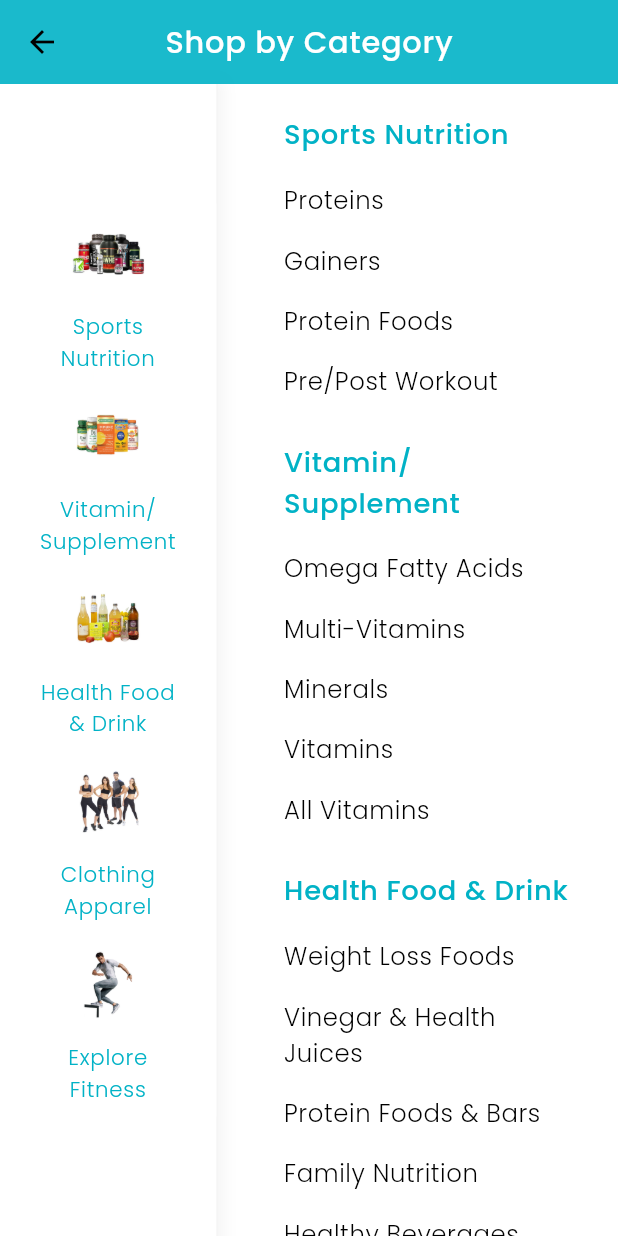
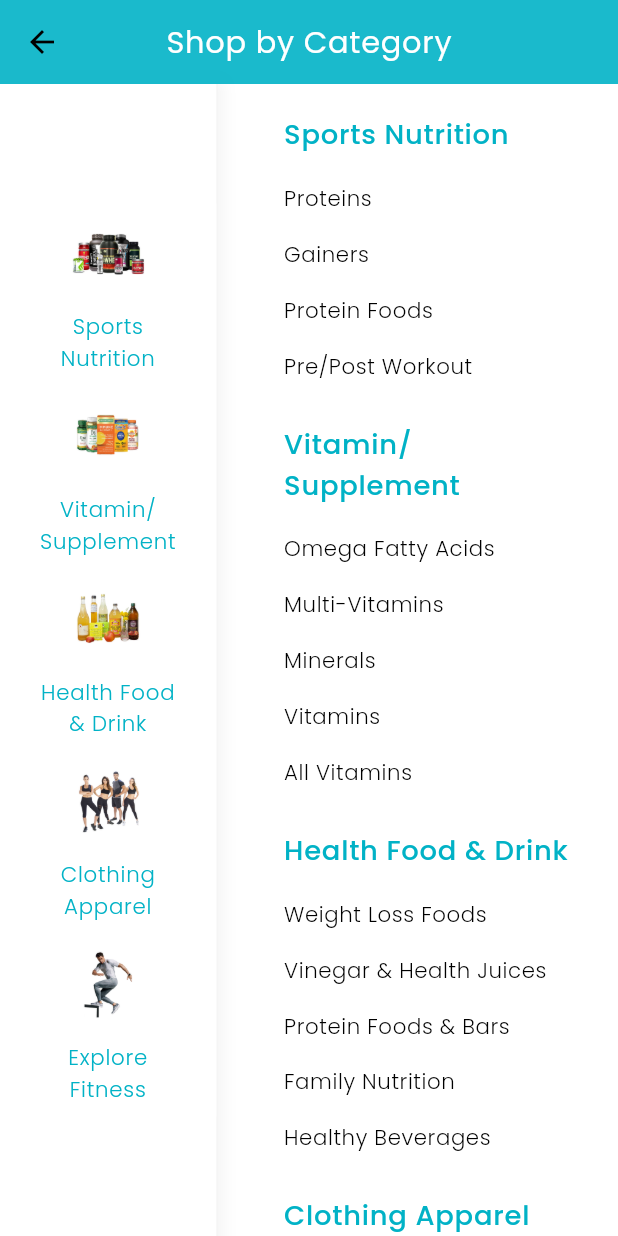
Before and after one commit to kejunglama/HF---IOS-Stable, a Flutter app: the CategoryScreen screen opened directly, on a phone screen of 412 x 824 dp. Run offline on Flutter 3.47's test engine with Material 2 defaults, Android fonts, the phone set to English and light mode, and no system bars; our stand-ins replace animated_splash_screen, carousel_slider, cloud_firestore, firebase_auth, firebase_core, firebase_messaging and 13 more; missing offline and left inert: enum_to_string, future_progress_dialog, new_version; accounts and stored records are empty; statements that could not run were skipped.

Commit message:
Size Responsive Done

```diff
--- a/Healthfix_App/lib/components/product_card.dart
+++ b/Healthfix_App/lib/components/product_card.dart
@@ -99,7 +99,7 @@ class ProductCard extends StatelessWidget {
                     Text(
                       "Starting From",
                       style: cusBodyStyle(
-                          fontSize: getProportionateScreenHeight(12)),
+                          fontSize: getProportionateScreenHeight(10)),
                     ),
                     Text(
                         "${currency.format(product.priceRange != null ? product.priceRange : 0)}",
--- a/Healthfix_App/lib/constants.dart
+++ b/Healthfix_App/lib/constants.dart
@@ -84,7 +84,7 @@ cusCenterHeadingStyle([Color color, FontWeight fw, num fs]) =>
       textStyle: TextStyle(
         color: color ?? Colors.black,
         fontSize: fs ?? getProportionateScreenHeight(20),
-        fontWeight: fw ?? FontWeight.w500,
+        fontWeight: fw ?? FontWeight.w400,
         letterSpacing: 0.5,
       ),
     );
@@ -133,12 +133,12 @@ cusPdctOriPriceStyle([double fs]) => GoogleFonts.poppins(
       ),
     );
 
-var cusPdctNameStyle = GoogleFonts.montserrat(
+var cusPdctNameStyle = GoogleFonts.poppins(
   textStyle: TextStyle(
     color: Colors.black,
     fontWeight: FontWeight.w400,
     fontSize: getProportionateScreenHeight(10),
-    letterSpacing: 0.2,
+    letterSpacing: 0.4,
   ),
 );
 
--- a/Healthfix_App/lib/screens/category/components/body.dart
+++ b/Healthfix_App/lib/screens/category/components/body.dart
@@ -116,7 +116,7 @@ class CategoryHierarchyList extends StatelessWidget {
                         child: Text(
                           arrValue,
                           style: cusBodyStyle(
-                              fontSize: getProportionateScreenHeight(16)),
+                              fontSize: getProportionateScreenHeight(14)),
                         ),
                       ),
                     ),
--- a/Healthfix_App/lib/screens/home/components/home_ongoing_offers.dart
+++ b/Healthfix_App/lib/screens/home/components/home_ongoing_offers.dart
@@ -22,9 +22,7 @@ class OngoingOffers extends StatelessWidget {
               Text("November Deals", style: cusCenterHeadingAccentStyle),
             ],
           ),
-
           sizedBoxOfHeight(8),
-
           Container(
             child: Container(
               margin: EdgeInsets.all(getProportionateScreenHeight(8)),
--- a/Healthfix_App/lib/screens/home/components/product_categories.dart
+++ b/Healthfix_App/lib/screens/home/components/product_categories.dart
@@ -34,7 +34,10 @@ class ProductCategories extends StatelessWidget {
             child: Row(
               mainAxisAlignment: MainAxisAlignment.spaceBetween,
               children: [
-                Text("Category", style: cusHeadingStyle()),
+                Text("Category",
+                    style: cusHeadingStyle(
+                        fontSize: getProportionateScreenHeight(18),
+                        fontWeight: FontWeight.w400)),
                 GestureDetector(
                     onTap: goToCategory,
                     child: Text("See More >", style: cusHeadingLinkStyle)),
```
Also changed, not shown: Healthfix_App/lib/screens/cart/components/body.dart (+2 -12 lines), Healthfix_App/lib/screens/explore_fitness/explore_screen.dart (+4 -3 lines), Healthfix_App/lib/screens/home/components/section_tile.dart (+5 -4 lines).
